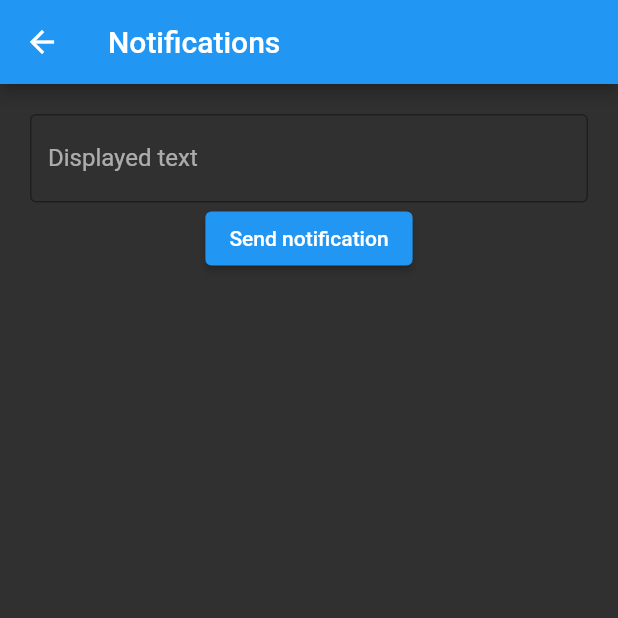
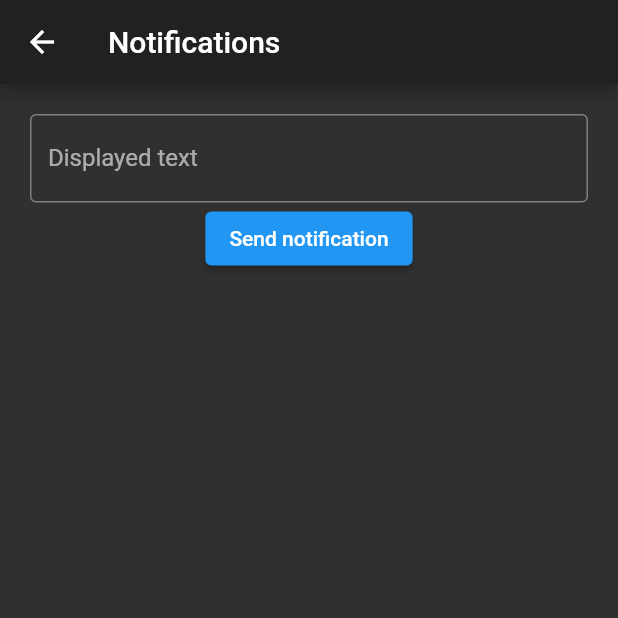
Before and after one commit to Matts-vdp/todo_infinite, a Flutter app: the screen it shows after launch, after a tap on the "notifications none" icon, on a phone screen of 412 x 824 dp, the top half of it. Run offline on Flutter 3.47's test engine with Material 2 defaults, Android fonts, the phone set to English and light mode, and no system bars; our stand-ins replace flutter_local_notifications, get; statements that could not run were skipped.

Commit message:
fix theme for flutter 2.8.1

```diff
--- a/lib/Data/TodoData.dart
+++ b/lib/Data/TodoData.dart
@@ -234,7 +234,9 @@ class Controller extends GetxController {
     settings.color = c;
     Get.changeTheme(
       ThemeData.dark().copyWith(
+        // textTheme: Typography.whiteMountainView,
         colorScheme: ColorScheme.fromSwatch(
+          brightness: Brightness.dark,
           primarySwatch: Settings.colors[c],
         ),
       )
--- a/lib/main.dart
+++ b/lib/main.dart
@@ -49,6 +49,7 @@ class TodoInfinite extends StatelessWidget {
       title: 'Todo infinite',
       theme: ThemeData.dark().copyWith(
         colorScheme: ColorScheme.fromSwatch(
+          brightness: Brightness.dark,
           primarySwatch: c.getColors()[c.getColor()],
         ),
       ),
@@ -75,8 +76,10 @@ class TodoHome extends StatelessWidget {
         return false;
       },
       child: Scaffold(
+
         appBar: AppBar(
-          systemOverlayStyle: SystemUiOverlayStyle.light,
+          backgroundColor: Color.fromRGBO(33, 33, 33, 1),
+          systemOverlayStyle: SystemUiOverlayStyle.dark,
           title:GetBuilder<Controller>(
             builder: (todo) => Text('${c.getText(arr)}'),
           ),
@@ -149,6 +152,7 @@ class _NotificationsState extends State<Notifications> {
     final Controller c = Get.find();
     return Scaffold(
       appBar: AppBar(
+        backgroundColor: Color.fromRGBO(33, 33, 33, 1),
         title: Text('Notifications'),
       ),
       body: Container(
@@ -203,6 +207,7 @@ class Settings extends StatelessWidget {
     final Controller c = Get.find();
     return Scaffold(
       appBar: AppBar(
+        backgroundColor: Color.fromRGBO(33, 33, 33, 1),
         title: Text('Settings'),
       ),
       body: Container(
@@ -271,6 +276,7 @@ class Settings extends StatelessWidget {
     );
   }
 }
+
 // Used to create color selector buttons
 class ColorPick extends StatelessWidget {
   const ColorPick({Key? key, required this.color,}) : super(key: key);
```
